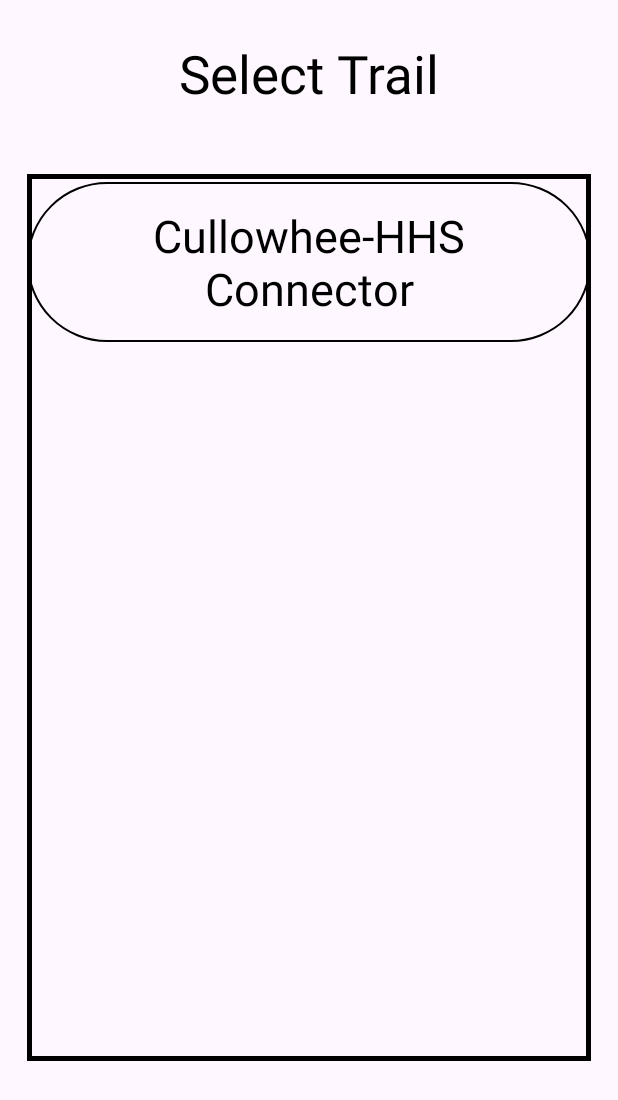
After one commit to tkay02/WCUTrails, an Android app: the TrailSelector screen opened directly, with no data from a screen before it, on a phone screen of 412 x 824 dp. The commit adds this screen. Shown: the top 1100 px of the screen. Run offline under Robolectric (Android 15) with nearby library versions, the phone set to English and light mode, and no system bars; our stand-ins replace Firebase (no records; nobody signed in at launch, a user with empty details on screens opened directly).

Commit message:
Added trail object and UI for viewing a trail selected trail

```diff
--- a/app/build.gradle.kts
+++ b/app/build.gradle.kts
@@ -2,6 +2,7 @@ plugins {
     id("com.android.application")
     id("org.jetbrains.kotlin.android")
     id("com.google.android.libraries.mapsplatform.secrets-gradle-plugin")
+    id("com.google.gms.google-services")
 }
 
 android {
@@ -41,6 +42,7 @@ android {
 
 dependencies {
 
+    implementation("com.google.firebase:firebase-database:20.3.0")
     val core_version = "1.12.0"
     implementation("androidx.core:core-ktx:1.9.0")
     implementation("androidx.appcompat:appcompat:1.6.1")
--- a/app/src/main/java/edu/wcu/cs/thomas_kay/gpskotlin/EntryScreen.kt
+++ b/app/src/main/java/edu/wcu/cs/thomas_kay/gpskotlin/EntryScreen.kt
@@ -55,7 +55,7 @@ class EntryScreen : AppCompatActivity() {
     }
 
     private fun goToDemoActivity() {
-        intent = Intent(this, MapsActivity::class.java)
+        intent = Intent(this, TrailSelector::class.java)
         startActivity(intent)
     }
 
--- /dev/null
+++ b/app/src/main/java/edu/wcu/cs/thomas_kay/gpskotlin/TrailAdapter.kt
@@ -0,0 +1,40 @@
+package edu.wcu.cs.thomas_kay.gpskotlin
+
+import android.app.Activity
+import android.view.LayoutInflater
+import android.view.ViewGroup
+import android.widget.TextView
+import androidx.recyclerview.widget.RecyclerView.Adapter
+import androidx.recyclerview.widget.RecyclerView.ViewHolder
+
+class TrailAdapter(val host:Activity, val data:Array<String>,
+                   val listener:TrailItemWasClickedListener?) :
+    Adapter<TrailAdapter.TrailViewHolder>() {
+
+    interface TrailItemWasClickedListener {
+        fun trailItemWasClicked(text:String)
+    }
+
+    class TrailViewHolder(val trailName:TextView) : ViewHolder(trailName)
+
+    override fun onCreateViewHolder(parent: ViewGroup, viewType: Int): TrailViewHolder {
+        val tv = LayoutInflater.from(parent.context).inflate(
+            R.layout.trail_row_item,parent,false) as TextView
+        tv.setOnClickListener{
+            if(listener != null) {
+                val vt = it as TextView
+                listener.trailItemWasClicked(vt.text.toString())
+            }
+        }
+        return TrailViewHolder(tv)
+    }
+
+    override fun getItemCount(): Int {
+        return data.size
+    }
+
+    override fun onBindViewHolder(holder: TrailViewHolder, position: Int) {
+        holder.trailName.text = data[position]
+    }
+
+}
--- /dev/null
+++ b/app/src/main/java/edu/wcu/cs/thomas_kay/gpskotlin/TrailSelector.kt
@@ -0,0 +1,52 @@
+package edu.wcu.cs.thomas_kay.gpskotlin
+
+import android.content.Intent
+import androidx.appcompat.app.AppCompatActivity
+import android.os.Bundle
+import android.view.View
+import android.widget.SearchView.OnQueryTextListener
+import androidx.appcompat.widget.SearchView
+import androidx.recyclerview.widget.LinearLayoutManager
+import androidx.recyclerview.widget.RecyclerView
+import edu.wcu.cs.thomas_kay.gpskotlin.TrailDatabaseHelper.Companion.LIST_OF_TRAILS
+
+const val TRAIL_NAME:String = "TrailName"
+const val TRAIL_INDEX:String = "TrailIndex"
+
+class TrailSelector : AppCompatActivity(), TrailAdapter.TrailItemWasClickedListener {
+    override fun onCreate(savedInstanceState: Bundle?) {
+        super.onCreate(savedInstanceState)
+        setContentView(R.layout.activity_trail_selector)
+
+        //val search:SearchView = this.findViewById(R.id.search_bar)
+        val recyclerView:RecyclerView = this.findViewById(R.id.recycler)
+        recyclerView.setHasFixedSize(true)
+        val adapter = TrailAdapter(this, LIST_OF_TRAILS, this)
+        recyclerView.adapter = adapter
+        val layoutManager = LinearLayoutManager(this)
+        recyclerView.layoutManager = layoutManager
+
+        //IMPLEMENT THIS!!!
+        /*
+        search.setOnQueryTextListener(object:AnonymousOnQueryTextListener() {
+            override fun onQueryTextSubmit(query: String?): Boolean {
+                TODO("Not yet implemented")
+            }
+
+            override fun onQueryTextChange(newText: String?): Boolean {
+                TODO("Not yet implemented")
+            }
+
+        })
+         */
+    }
+
+    override fun trailItemWasClicked(text: String) {
+        val intent = Intent(this, TrailObserver::class.java)
+        intent.putExtra(TRAIL_NAME, text)
+        intent.putExtra(TRAIL_INDEX, LIST_OF_TRAILS.indexOf(text))
+        startActivity(intent)
+    }
+}
+
+abstract class AnonymousOnQueryTextListener() : SearchView.OnQueryTextListener
--- /dev/null
+++ b/app/src/main/res/drawable/search_background.xml
@@ -0,0 +1,15 @@
+<?xml version="1.0" encoding="utf-8"?>
+<selector xmlns:android="http://schemas.android.com/apk/res/android">
+    <item>
+        <shape>
+            <stroke
+                android:color="@color/black"
+                android:width="1dp">
+            </stroke>
+            <corners
+                android:radius="360dp">
+            </corners>
+        </shape>
+    </item>
+
+</selector>
--- /dev/null
+++ b/app/src/main/res/drawable/square_outline.xml
@@ -0,0 +1,11 @@
+<?xml version="1.0" encoding="utf-8"?>
+<selector xmlns:android="http://schemas.android.com/apk/res/android">
+    <item>
+        <shape>
+            <stroke
+                android:color="@color/black"
+                android:width="3dp">
+            </stroke>
+        </shape>
+    </item>
+</selector>
--- a/app/src/main/res/layout/activity_entry_screen.xml
+++ b/app/src/main/res/layout/activity_entry_screen.xml
@@ -86,7 +86,7 @@
         app:layout_constraintEnd_toEndOf="parent"
         app:layout_constraintBottom_toBottomOf="parent"
         app:layout_constraintTop_toBottomOf="@id/locate_button"
-        android:text="View Demo Path"
+        android:text="View Paths"
         android:textSize="25sp">
     </Button>
 
--- /dev/null
+++ b/app/src/main/res/layout/activity_trail_selector.xml
@@ -0,0 +1,48 @@
+<?xml version="1.0" encoding="utf-8"?>
+<LinearLayout xmlns:android="http://schemas.android.com/apk/res/android"
+    xmlns:app="http://schemas.android.com/apk/res-auto"
+    xmlns:tools="http://schemas.android.com/tools"
+    android:layout_width="match_parent"
+    android:layout_height="match_parent"
+    tools:context=".TrailSelector"
+    android:orientation="vertical"
+    android:weightSum="8">
+
+    <TextView
+        android:layout_width="match_parent"
+        android:layout_height="0dp"
+        android:layout_weight="1"
+        android:gravity="center"
+        android:text="@string/select_trail"
+        android:textSize="35sp"
+        android:textAlignment="center"
+        android:textColor="@color/black"
+        android:padding="10dp">
+    </TextView>
+
+    <!-- IMPLEMENT THIS
+    <androidx.appcompat.widget.SearchView
+        android:id="@+id/search_bar"
+        android:layout_width="match_parent"
+        android:layout_height="0dp"
+        android:layout_weight="1"
+        android:padding="10dp"
+        android:background="@drawable/search_background"
+        android:layout_marginStart="15dp"
+        android:layout_marginEnd="15dp"
+        android:textSize="20sp"
+        android:textColor="@color/black"
+        app:queryHint="Search...">
+    </androidx.appcompat.widget.SearchView>
+    -->
+
+    <androidx.recyclerview.widget.RecyclerView
+        android:id="@+id/recycler"
+        android:layout_width="match_parent"
+        android:layout_height="0dp"
+        android:layout_weight="6"
+        android:layout_margin="18dp"
+        android:background="@drawable/square_outline">
+    </androidx.recyclerview.widget.RecyclerView>
+
+</LinearLayout>
--- /dev/null
+++ b/app/src/main/res/layout/trail_row_item.xml
@@ -0,0 +1,14 @@
+<?xml version="1.0" encoding="utf-8"?>
+
+<!-- Change Background -->
+<TextView xmlns:android="http://schemas.android.com/apk/res/android"
+    android:layout_width="match_parent"
+    android:layout_height="wrap_content"
+    android:padding="15dp"
+    android:layout_marginTop="5dp"
+    android:layout_marginBottom="5dp"
+    android:textAlignment="center"
+    android:textSize="30sp"
+    android:textColor="@color/black"
+    android:background="@drawable/search_background">
+</TextView>
--- a/app/src/main/res/values/strings.xml
+++ b/app/src/main/res/values/strings.xml
@@ -4,5 +4,8 @@
     <string name="location">Current Location:</string>
     <string name="title_activity_maps">MapsActivity</string>
     <string name="map_button">Press to go to map</string>
+    <string name="next_button">Next Point</string>
+    <string name="prev_button">Prev Point</string>
+    <string name="select_trail">Select Trail</string>
     <string name="api_key">AIzaSyCOBNouc25OaJLalS_kpQQW0pqZ2WeRUUQ</string>
 </resources>
--- a/build.gradle.kts
+++ b/build.gradle.kts
@@ -1,3 +1,8 @@
+buildscript {
+    dependencies {
+        classpath("com.google.gms:google-services:4.4.1")
+    }
+}
 // Top-level build file where you can add configuration options common to all sub-projects/modules.
 plugins {
     id("com.android.application") version "8.1.1" apply false
```
Also changed, not shown: app/src/main/AndroidManifest.xml (+9 -6 lines), app/src/main/java/edu/wcu/cs/thomas_kay/gpskotlin/MainActivity.kt (+6 -10 lines), app/src/main/java/edu/wcu/cs/thomas_kay/gpskotlin/PathDatabaseHelper.kt (+0 -8 lines), app/src/main/java/edu/wcu/cs/thomas_kay/gpskotlin/Trail.kt (added, +147 -0 lines), app/src/main/java/edu/wcu/cs/thomas_kay/gpskotlin/TrailDatabaseHelper.kt (added, +49 -0 lines), app/src/main/java/edu/wcu/cs/thomas_kay/gpskotlin/TrailObserver.kt (added, +127 -0 lines), app/src/main/res/layout/activity_main.xml (+8 -20 lines), app/src/main/res/layout/activity_trail_observer.xml (added, +68 -0 lines), app/src/main/res/values/styles.xml (added, +9 -0 lines).
